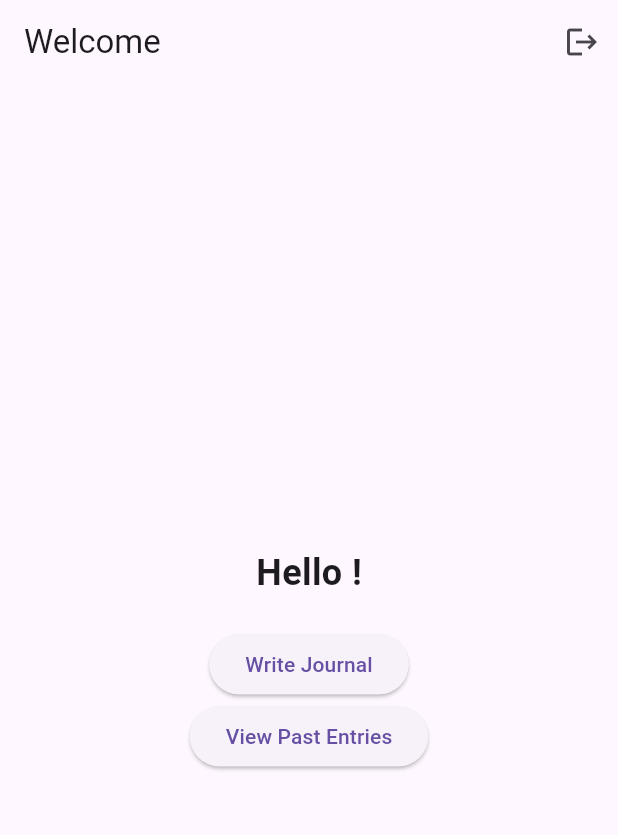
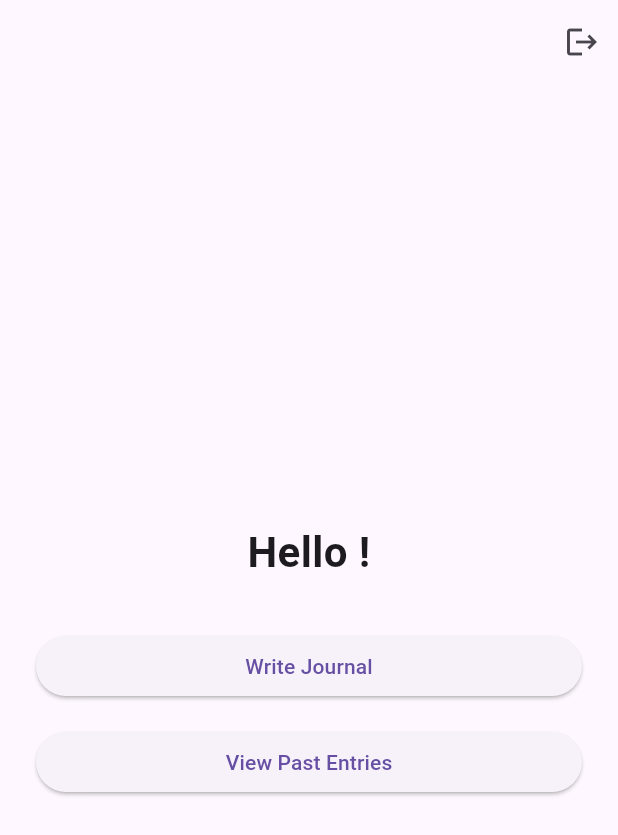
Before and after one commit to Harborg1/Journals, a Flutter app: the WelcomeScreen screen opened directly with empty values, on a phone screen of 412 x 824 dp. Shown: the top 835 px of the screen. Run offline on Flutter 3.47's test engine with Material 3 defaults, Android fonts, the phone set to English and light mode, and no system bars; our stand-ins replace cloud_firestore, firebase_auth, firebase_core, supabase; missing offline and left inert: cryptography, encrypt; accounts and stored records are empty.

Commit message:
Enhance UI with tooltips and responsive welcome screen
Added tooltips to action buttons in journal entries dialogs for improved accessibility. Refactored the welcome screen to be more responsive and visually appealing, with better layout handling for different screen sizes and improved button alignment.

```diff
--- a/flutter_project/lib/screens/welcome_screen.dart
+++ b/flutter_project/lib/screens/welcome_screen.dart
@@ -3,73 +3,106 @@ import 'package:flutter/material.dart';
 import 'package:flutter_project/screens/journal_entries_screen.dart';
 import 'journal_screen.dart';
 import 'login_screen.dart';
+
 class WelcomeScreen extends StatelessWidget {
   final String userEmail;
   const WelcomeScreen({super.key, required this.userEmail});
+
   @override
   Widget build(BuildContext context) {
     return Scaffold(
       appBar: AppBar(
-        title: Text('Welcome'),
         actions: [
           IconButton(
-            icon: Icon(Icons.logout),
+            icon: const Icon(Icons.logout),
             onPressed: () async {
               await FirebaseAuth.instance.signOut();
               Navigator.pushReplacement(
-                context, MaterialPageRoute(builder: (context) => LoginScreen()),
+                context,
+                MaterialPageRoute(builder: (context) => const LoginScreen()),
               );
             },
-          )
+          ),
         ],
       ),
-      body: Center(
+      body: LayoutBuilder(
+        builder: (context, constraints) {
+          bool isWide = constraints.maxWidth > 600;
+
+          return Center(
+            child: Padding(
+              padding: const EdgeInsets.all(24.0),
+              child: ConstrainedBox(
+                constraints: const BoxConstraints(maxWidth: 500),
                 child: Column(
                   mainAxisAlignment: MainAxisAlignment.center,
+                  crossAxisAlignment:
+                      isWide ? CrossAxisAlignment.start : CrossAxisAlignment.center,
                   children: [
-            Text('Hello $userEmail!',
-                style: TextStyle(fontSize: 24, fontWeight: FontWeight.bold)),
-            SizedBox(height: 20),
-            ElevatedButton(
+                    Text(
+                      'Hello $userEmail!',
+                      textAlign: isWide ? TextAlign.left : TextAlign.center,
+                      style: const TextStyle(
+                        fontSize: 28,
+                        fontWeight: FontWeight.bold,
+                      ),
+                    ),
+                    const SizedBox(height: 32),
+                    SizedBox(
+                      width: double.infinity,
+                      child: ElevatedButton(
                         onPressed: () {
                           final userId = FirebaseAuth.instance.currentUser?.uid;
-                final userEmail = FirebaseAuth.instance.currentUser?.email;
+                          final email = FirebaseAuth.instance.currentUser?.email;
                           if (userId != null) {
                             Navigator.push(
                               context,
                               MaterialPageRoute(
-                      builder: (context) => JournalScreen(userId: userId, userEmail: userEmail),
+                                builder: (context) => JournalScreen(
+                                  userId: userId,
+                                  userEmail: email,
+                                ),
                               ),
                             );
                           } else {
                             ScaffoldMessenger.of(context).showSnackBar(
-                    SnackBar(content: Text('User not logged in')),
+                              const SnackBar(content: Text('User not logged in')),
                             );
                           }
                         },
-              child: Text('Write Journal'),
+                        child: const Text('Write Journal'),
                       ),
-            ElevatedButton(
+                    ),
+                    const SizedBox(height: 16),
+                    SizedBox(
+                      width: double.infinity,
+                      child: ElevatedButton(
                         onPressed: () {
                           final userId = FirebaseAuth.instance.currentUser?.uid;
                           if (userId != null) {
                             Navigator.push(
                               context,
                               MaterialPageRoute(
-                    builder: (context) => JournalEntriesScreen(userId: userId),
+                                builder: (context) =>
+                                    JournalEntriesScreen(userId: userId),
                               ),
                             );
                           } else {
                             ScaffoldMessenger.of(context).showSnackBar(
-                  SnackBar(content: Text('User not logged in')),
+                              const SnackBar(content: Text('User not logged in')),
                             );
                           }
                         },
-            child: Text('View Past Entries'),
+                        child: const Text('View Past Entries'),
+                      ),
                     ),
                   ],
                 ),
               ),
+            ),
+          );
+        },
+      ),
     );
   }
 }
```
Also changed, not shown: flutter_project/lib/screens/journal_entries_screen.dart (+19 -8 lines), 1 other file. Lines whose indentation alone changed are shown as unchanged.
